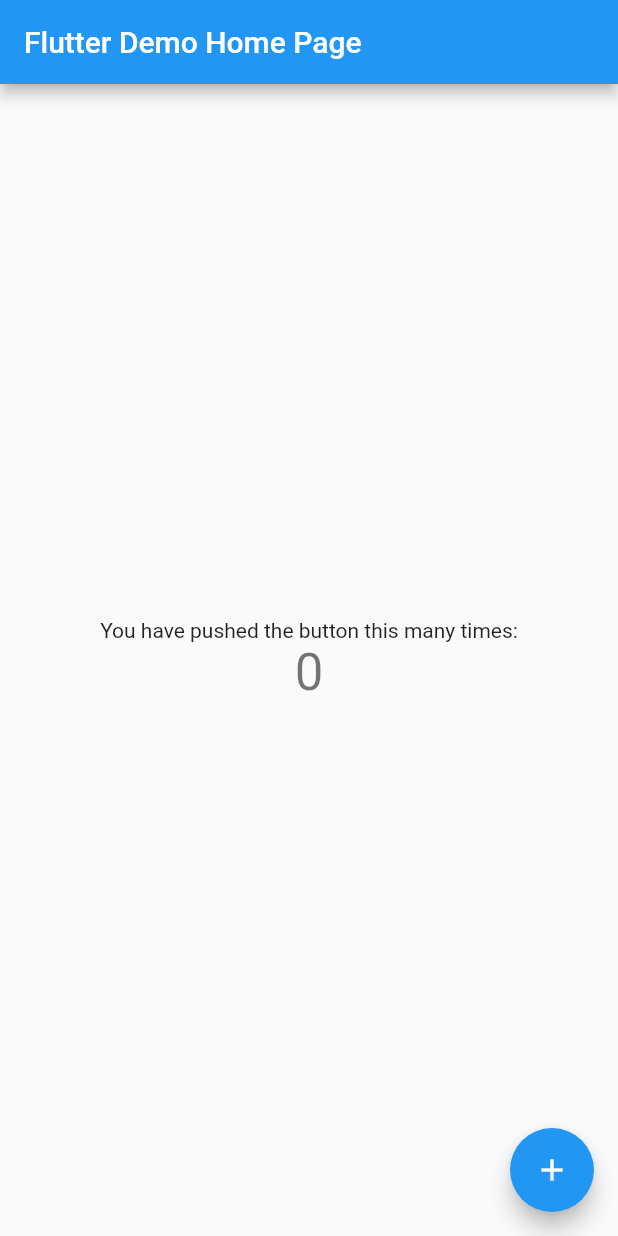
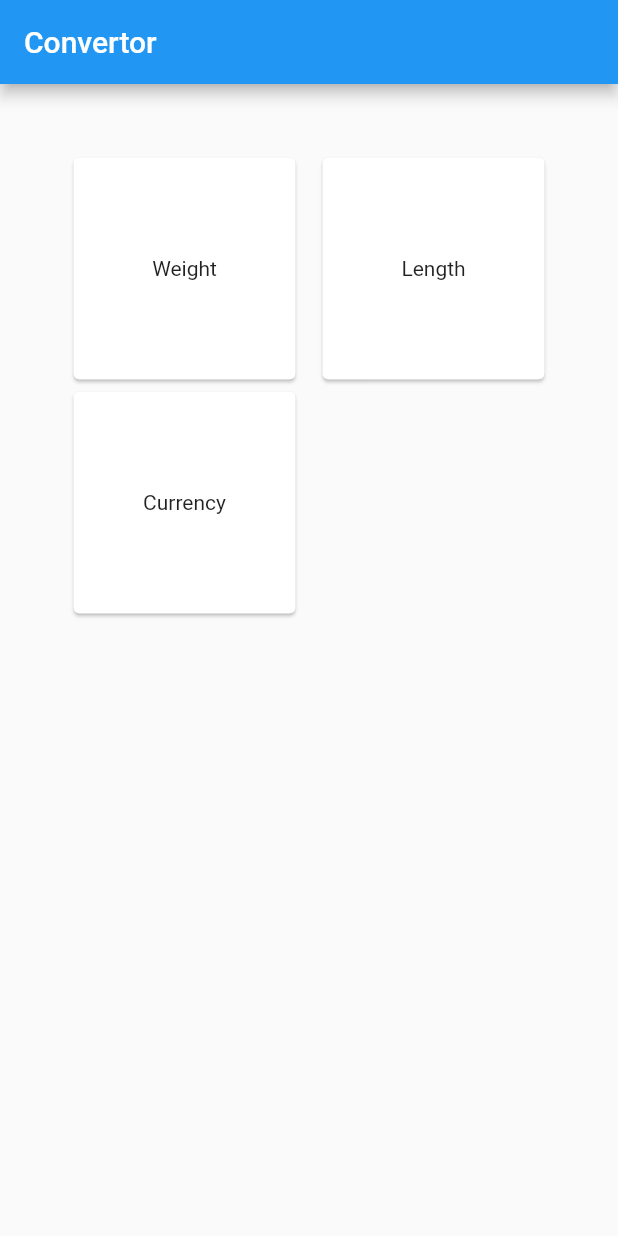
Before and after one commit to rishichawda/flutter_converter_app, a Flutter app: the screen it shows after launch, on a phone screen of 412 x 824 dp. Run offline on Flutter 3.47's test engine with Material 2 defaults, Android fonts, the phone set to English and light mode, and no system bars.

Commit message:
add tiles

```diff
--- a/lib/main.dart
+++ b/lib/main.dart
@@ -1,109 +1,60 @@
 import 'package:flutter/material.dart';
 
-void main() => runApp(new MyApp());
+void main() => runApp(new App());
 
-class MyApp extends StatelessWidget {
-  // This widget is the root of your application.
+class App extends StatelessWidget {
   @override
   Widget build(BuildContext context) {
     return new MaterialApp(
-      title: 'Flutter Demo',
-      theme: new ThemeData(
-        // This is the theme of your application.
-        //
-        // Try running your application with "flutter run". You'll see the
-        // application has a blue toolbar. Then, without quitting the app, try
-        // changing the primarySwatch below to Colors.green and then invoke
-        // "hot reload" (press "r" in the console where you ran "flutter run",
-        // or press Run > Flutter Hot Reload in IntelliJ). Notice that the
-        // counter didn't reset back to zero; the application is not restarted.
-        primarySwatch: Colors.blue,
+      title: 'Convertor App',
+      home: new Scaffold(
+        appBar: new AppBar(
+           title: new Text('Convertor'),
           ),
-      home: new MyHomePage(title: 'Flutter Demo Home Page'),
+          body: new Container(
+            decoration: new BoxDecoration(
+            ),
+            padding: EdgeInsets.all(25.0),
+            child: new ConvertorTools()
+          ),
+        )
       );
   }
 }
 
-class MyHomePage extends StatefulWidget {
-  MyHomePage({Key key, this.title}) : super(key: key);
-
-  // This widget is the home page of your application. It is stateful, meaning
-  // that it has a State object (defined below) that contains fields that affect
-  // how it looks.
-
-  // This class is the configuration for the state. It holds the values (in this
-  // case the title) provided by the parent (in this case the App widget) and
-  // used by the build method of the State. Fields in a Widget subclass are
-  // always marked "final".
-
-  final String title;
+class ConvertorTools extends StatefulWidget {
 
   @override
-  _MyHomePageState createState() => new _MyHomePageState();
+    createState() => new ConvertorToolsState();
     }
 
-class _MyHomePageState extends State<MyHomePage> {
-  int _counter = 0;
+class ConvertorToolsState extends State<ConvertorTools> {
 
-  void _incrementCounter() {
-    setState(() {
-      // This call to setState tells the Flutter framework that something has
-      // changed in this State, which causes it to rerun the build method below
-      // so that the display can reflect the updated values. If we changed
-      // _counter without calling setState(), then the build method would not be
-      // called again, and so nothing would appear to happen.
-      _counter++;
-    });
-  }
+final _tools_list = <Widget>[];
+final _tools_title = ['Weight', 'Length', 'Currency'];
+
 
   @override
   Widget build(BuildContext context) {
-    // This method is rerun every time setState is called, for instance as done
-    // by the _incrementCounter method above.
-    //
-    // The Flutter framework has been optimized to make rerunning build methods
-    // fast, so that you can just rebuild anything that needs updating rather
-    // than having to individually change instances of widgets.
-    return new Scaffold(
-      appBar: new AppBar(
-        // Here we take the value from the MyHomePage object that was created by
-        // the App.build method, and use it to set our appbar title.
-        title: new Text(widget.title),
-      ),
-      body: new Center(
-        // Center is a layout widget. It takes a single child and positions it
-        // in the middle of the parent.
-        child: new Column(
-          // Column is also layout widget. It takes a list of children and
-          // arranges them vertically. By default, it sizes itself to fit its
-          // children horizontally, and tries to be as tall as its parent.
-          //
-          // Invoke "debug paint" (press "p" in the console where you ran
-          // "flutter run", or select "Toggle Debug Paint" from the Flutter tool
-          // window in IntelliJ) to see the wireframe for each widget.
-          //
-          // Column has various properties to control how it sizes itself and
-          // how it positions its children. Here we use mainAxisAlignment to
-          // center the children vertically; the main axis here is the vertical
-          // axis because Columns are vertical (the cross axis would be
-          // horizontal).
-          mainAxisAlignment: MainAxisAlignment.center,
-          children: <Widget>[
-            new Text(
-              'You have pushed the button this many times:',
-            ),
-            new Text(
-              '$_counter',
-              style: Theme.of(context).textTheme.display1,
-            ),
-          ],
-        ),
-      ),
-      floatingActionButton: new FloatingActionButton(
-        onPressed: _incrementCounter,
-        tooltip: 'Increment',
-        child: new Icon(Icons.add),
-      ), // This trailing comma makes auto-formatting nicer for build methods.
+
+  for (var i = 0; i < _tools_title.length; i++) {
+    var tool = new Card(
+                child: new Center(
+                  child: new Text(
+                    _tools_title[i]
+                  )
+                )
+              );
+    _tools_list.add(tool);
+
+  }
+
+    return new GridView.count(
+      primary: false,
+      padding: const EdgeInsets.all(20.0),
+      crossAxisSpacing: 10.0,
+      crossAxisCount: 2,
+      children: _tools_list
     );
   }
 }
```
Lines whose indentation alone changed are shown as unchanged.
